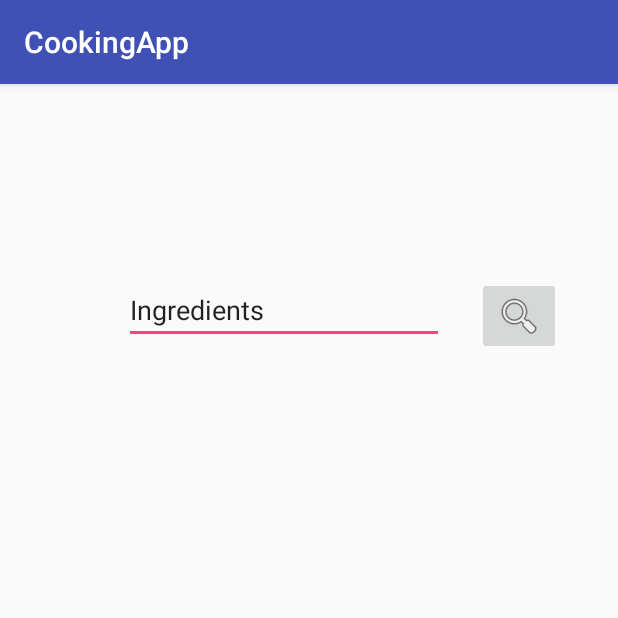
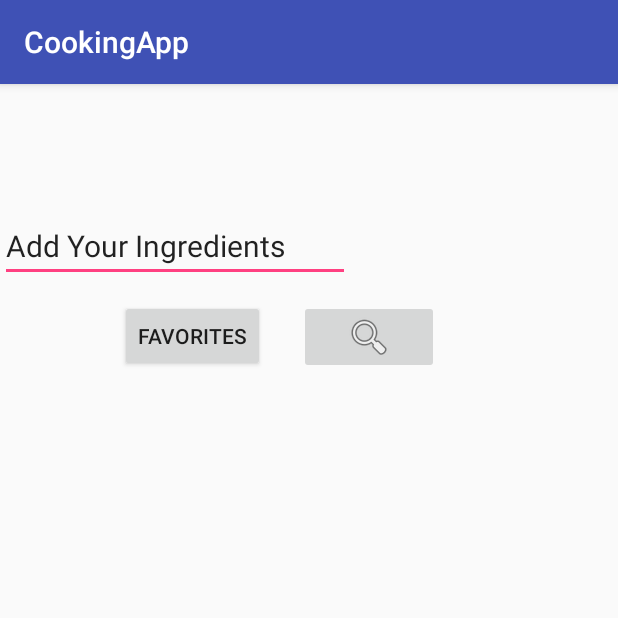
Before and after one commit to travesto/CookingApp, an Android app: the screen it shows after launch (MainActivity), on a phone screen of 412 x 824 dp, the top half of it. Run offline under Robolectric (Android 15) with nearby library versions, the light colour scheme and no system bars.

Commit message:
Added Favorites

```diff
--- a/app/build.gradle
+++ b/app/build.gradle
@@ -25,4 +25,5 @@ dependencies {
     testImplementation 'junit:junit:4.12'
     androidTestImplementation 'com.android.support.test:runner:1.0.1'
     androidTestImplementation 'com.android.support.test.espresso:espresso-core:3.0.1'
+    implementation 'com.android.support:cardview-v7:26.1.0'
 }
--- a/app/src/main/AndroidManifest.xml
+++ b/app/src/main/AndroidManifest.xml
@@ -21,7 +21,7 @@
                 android:name="android.support.PARENT_ACTIVITY"
                 android:value=".MainActivity" />
         </activity>
+        <activity android:name=".FavoritesActivity"></activity>
     </application>
 
-
 </manifest>
--- a/app/src/main/java/com/example/travis/cookingapp/MainActivity.java
+++ b/app/src/main/java/com/example/travis/cookingapp/MainActivity.java
@@ -25,4 +25,9 @@ public class MainActivity extends AppCompatActivity {
         startActivity(intent);
     }
 
+    public void favorites(View view) {
+        Intent intent = new Intent(this, FavoritesActivity.class);
+        startActivity(intent);
+    }
+
 }
--- a/app/src/main/res/layout/activity_main.xml
+++ b/app/src/main/res/layout/activity_main.xml
@@ -10,26 +10,45 @@
         android:id="@+id/searchText"
         android:layout_width="wrap_content"
         android:layout_height="wrap_content"
-        android:layout_marginEnd="8dp"
-        android:layout_marginStart="38dp"
-        android:layout_marginTop="128dp"
+        android:layout_marginTop="84dp"
         android:ems="10"
         android:inputType="text"
-        android:text="Ingredients"
-        app:layout_constraintEnd_toStartOf="@+id/searchButton"
-        app:layout_constraintHorizontal_bias="0.761"
+        android:text="Add Your Ingredients"
+        android:textSize="20sp"
+        app:layout_constraintLeft_toLeftOf="parent"
+        app:layout_constraintRight_toRightOf="parent"
         app:layout_constraintStart_toStartOf="parent"
         app:layout_constraintTop_toTopOf="parent" />
 
     <ImageButton
         android:id="@+id/searchButton"
+        android:layout_width="93dp"
+        android:layout_height="49dp"
+        android:layout_marginBottom="8dp"
+        android:layout_marginEnd="82dp"
+        android:layout_marginStart="8dp"
+        android:layout_marginTop="3dp"
+        android:onClick="sendMessage"
+        app:layout_constraintBottom_toBottomOf="parent"
+        app:layout_constraintEnd_toEndOf="parent"
+        app:layout_constraintHorizontal_bias="0.285"
+        app:layout_constraintStart_toEndOf="@+id/favoritesButton"
+        app:layout_constraintTop_toBottomOf="@+id/searchText"
+        app:layout_constraintVertical_bias="0.015"
+        app:srcCompat="@android:drawable/ic_menu_search" />
+
+    <Button
+        android:id="@+id/favoritesButton"
         android:layout_width="wrap_content"
         android:layout_height="wrap_content"
-        android:layout_marginEnd="38dp"
-        android:layout_marginTop="7dp"
-        android:onClick="sendMessage"
-        app:layout_constraintBottom_toBottomOf="@+id/searchText"
-        app:layout_constraintEnd_toEndOf="parent"
-        app:layout_constraintTop_toTopOf="@+id/searchText"
-        app:srcCompat="@android:drawable/ic_menu_search" />
+        android:layout_marginBottom="8dp"
+        android:layout_marginStart="80dp"
+        android:layout_marginTop="3dp"
+        android:onClick="favorites"
+        android:text="Favorites"
+        app:layout_constraintBottom_toBottomOf="parent"
+        app:layout_constraintStart_toStartOf="parent"
+        app:layout_constraintTop_toBottomOf="@+id/searchText"
+        app:layout_constraintVertical_bias="0.015" />
+
 </android.support.constraint.ConstraintLayout>
```
Also changed, not shown: app/src/main/java/com/example/travis/cookingapp/FavoritesActivity.java (added, +13 -0 lines), app/src/main/res/layout/activity_favorites.xml (added, +22 -0 lines).
